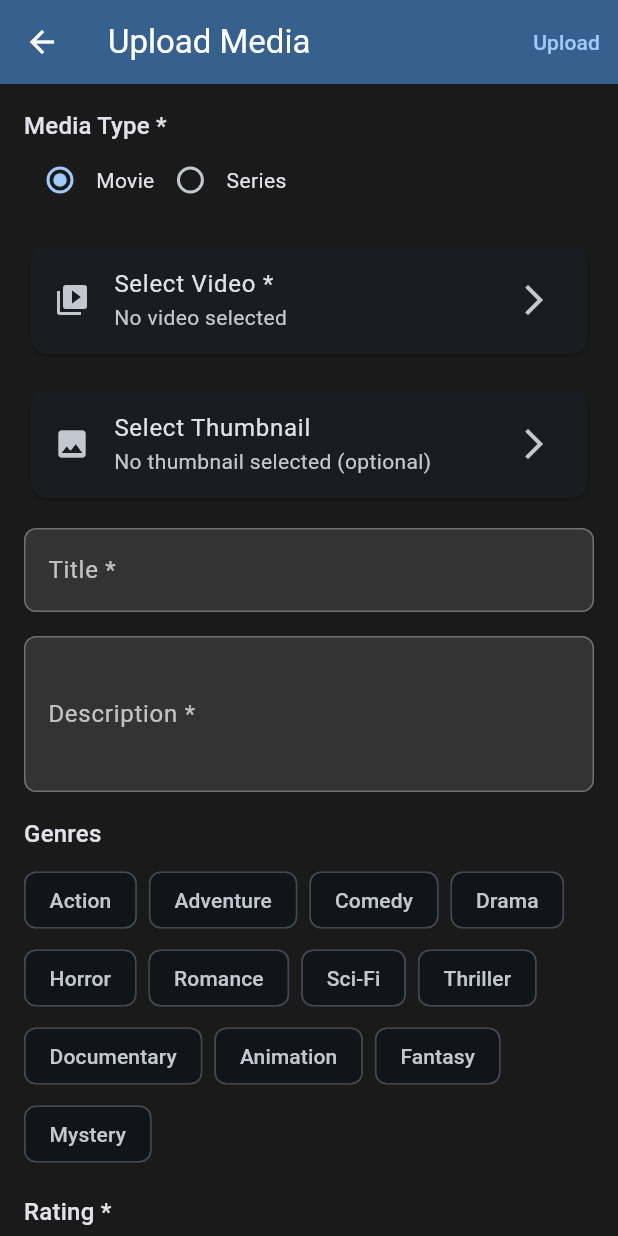
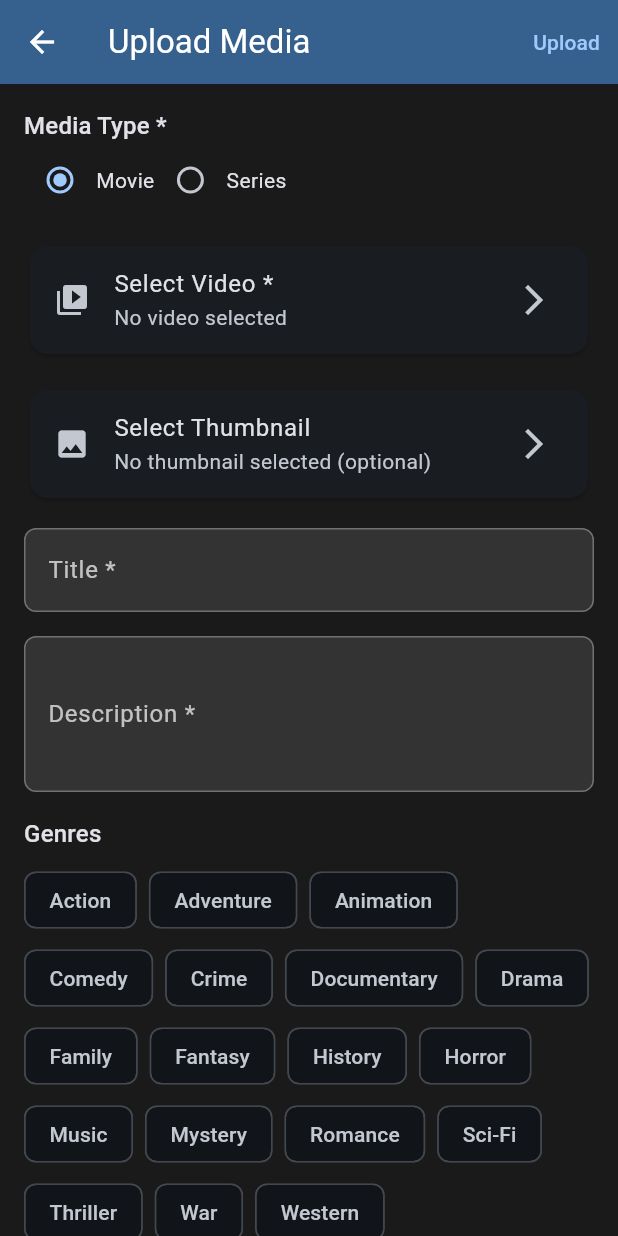
Before and after one commit to dperez2023/flixvod, a Flutter app: the UploadPage screen opened directly, on a phone screen of 412 x 824 dp. Run offline on Flutter 3.47's test engine with Material 3 defaults, Android fonts, the phone set to English and light mode, and no system bars; our stand-ins replace chewie, cloud_firestore, equatable, file_picker, firebase_auth, firebase_core and 5 more; accounts and stored records are empty; generated files the repository leaves out were written again; network calls fail.

Commit message:
service: Moved genres definition to FIR class (local)

```diff
--- a/flixvod/lib/modules/create/upload_page.dart
+++ b/flixvod/lib/modules/create/upload_page.dart
@@ -33,10 +33,6 @@ class _UploadPageState extends State<UploadPage> {
   final List<File?> _episodeVideos = [null];
   final List<String> _episodeTitles = [''];
 
-  final List<String> _availableGenres = [
-    'Action', 'Adventure', 'Comedy', 'Drama', 'Horror', 'Romance',
-    'Sci-Fi', 'Thriller', 'Documentary', 'Animation', 'Fantasy', 'Mystery'
-  ];
 
   @override
   void initState() {
@@ -633,7 +629,7 @@ class _UploadPageState extends State<UploadPage> {
         Wrap(
           spacing: 8,
           runSpacing: 4,
-          children: _availableGenres.map((genre) {
+          children: FirebaseService.availableGenres.map((genre) {
             final isSelected = _selectedGenres.contains(genre);
             return FilterChip(
               label: Text(genre),
--- a/flixvod/lib/services/storage/firebase_service.dart
+++ b/flixvod/lib/services/storage/firebase_service.dart
@@ -13,6 +13,34 @@ class FirebaseService {
   static FirebaseFirestore get _firestore => FirebaseFirestore.instance;
 
   static User? get currentUser => _auth.currentUser;
+
+  /// Centralized list of available genres for the application
+  /// This will eventually be fetched from Firebase directly
+  static const List<String> availableGenres = [
+    'Action',
+    'Adventure',
+    'Animation',
+    'Comedy',
+    'Crime',
+    'Documentary',
+    'Drama',
+    'Family',
+    'Fantasy',
+    'History',
+    'Horror',
+    'Music',
+    'Mystery',
+    'Romance',
+    'Sci-Fi',
+    'Thriller',
+    'War',
+    'Western'
+  ];
+
+  static Future<List<String>> getAvailableGenres() async {
+    // TODO: Fetch from Firebase Firestore
+    return List<String>.from(availableGenres);
+  }
 
   static Future<void> signOut() async {
     await _auth.signOut();
```
